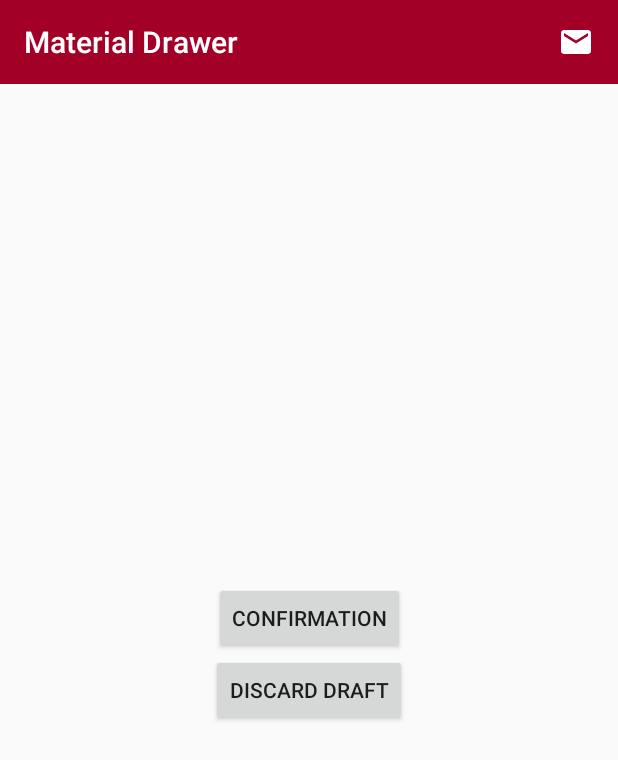
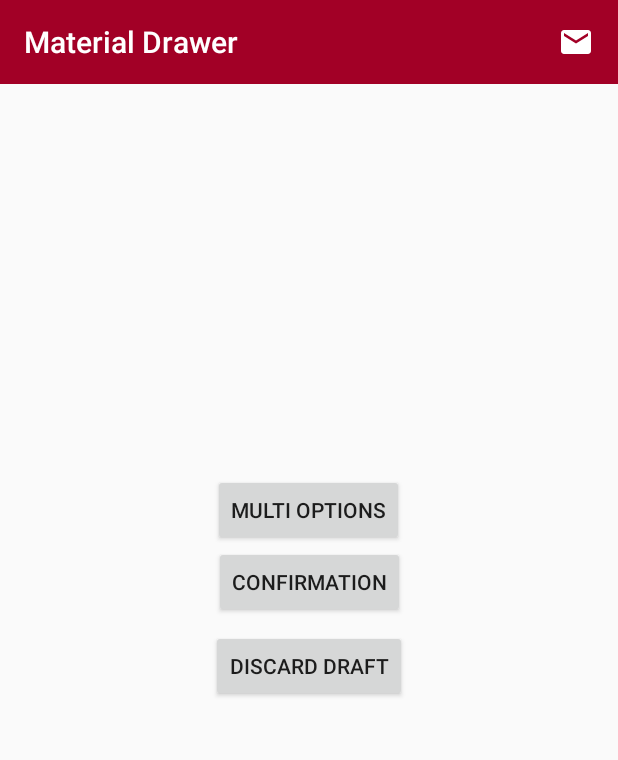
Before and after one commit to esmaeil-ahmadipour/Android_MaterialDesign, an Android app: the FiveActivity screen opened directly, with no data from a screen before it, on a phone screen of 412 x 824 dp. Shown: the top 760 px of the screen. Run offline under Robolectric (Android 15) with nearby library versions, the phone set to English and light mode, and no system bars.

Commit message:
Commit> Add AlertDialog >ConfirmationType> MultiChoiceItems

```diff
--- a/app/src/main/java/ir/ea2/android_materialdesign/FiveActivity.java
+++ b/app/src/main/java/ir/ea2/android_materialdesign/FiveActivity.java
@@ -8,20 +8,22 @@ import android.view.View;
 import android.widget.Button;
 import android.widget.Toast;
 
+import java.util.ArrayList;
+import java.util.List;
+
 import androidx.appcompat.app.AlertDialog;
 import androidx.appcompat.app.AppCompatActivity;
 import androidx.appcompat.widget.Toolbar;
 
 public class FiveActivity extends AppCompatActivity {
     private Toolbar toolbar;
-    private AlertDialog alertDialogDiscard;
-    private AlertDialog.Builder builderDiscard;
-    private AlertDialog alertDialogConfirmation;
-    private AlertDialog.Builder builderConfirmation;
-    private Button btnDiscard;
-    private Button btnConfirmation;
-    private String[] playersList = {"None", "Messi", "Salah", "CR7"};
+    private AlertDialog alertDialogDiscard, alertDialogConfirmation, alertDialogMultiOptions;
+    private AlertDialog.Builder builderDiscard, builderConfirmation, builderMultiOptions;
+    private Button btnDiscard, btnConfirmation, btnMultiOptions;
+    private String[] playersList = {"Daei", "Messi", "Salah", "CR7"};
     Context context = this;
+    private List<String> selectedPlayers = new ArrayList<>();
+    private String selectedPlayersString="";
 
     @Override
     protected void onCreate(Bundle savedInstanceState) {
@@ -32,10 +34,18 @@ public class FiveActivity extends AppCompatActivity {
         setupListeners();
         setupAlertDialogDiscard();
         setupAlertDialogConfirmation();
+        setupAlertDialogMultiOptions();
 
     }
 
     private void setupListeners() {
+        btnMultiOptions.setOnClickListener(new View.OnClickListener() {
+            @Override
+            public void onClick(View v) {
+                showAlertDialogMultiOptions();
+            }
+        });
+
         btnConfirmation.setOnClickListener(new View.OnClickListener() {
             @Override
             public void onClick(View v) {
@@ -64,14 +74,16 @@ public class FiveActivity extends AppCompatActivity {
         builderConfirmation.setPositiveButton(getResources().getString(R.string.alert_pBtn_confirmation), new DialogInterface.OnClickListener() {
             @Override
             public void onClick(DialogInterface dialog, int which) {
-                Toast.makeText(context, (playersList[which+1]+" is "+getResources().getString(R.string.alert_pBtn_confirmation)), Toast.LENGTH_SHORT).show();
+                Toast.makeText(context, (playersList[which + 1] + " is " + getResources().getString(R.string.alert_pBtn_confirmation)), Toast.LENGTH_SHORT)
+                        .show();
             }
         });
         //Set Negative Button
         builderConfirmation.setNegativeButton(getResources().getString(R.string.alert_nBtn_confirmation), new DialogInterface.OnClickListener() {
             @Override
             public void onClick(DialogInterface dialog, int which) {
-                Toast.makeText(context, getResources().getString(R.string.alert_nBtn_confirmation), Toast.LENGTH_SHORT).show();
+                Toast.makeText(context, getResources().getString(R.string.alert_nBtn_confirmation), Toast.LENGTH_SHORT)
+                        .show();
             }
         });
         alertDialogConfirmation = builderConfirmation.create();
@@ -113,9 +125,63 @@ public class FiveActivity extends AppCompatActivity {
         alertDialogDiscard.show();
     }
 
+    private void setupAlertDialogMultiOptions() {
+        builderMultiOptions = new AlertDialog.Builder(context);
+        builderMultiOptions.setTitle(getResources().getString(R.string.alert_btn_confirmation_title));
+        builderMultiOptions.setMultiChoiceItems(playersList, null, new DialogInterface.OnMultiChoiceClickListener() {
+            @Override
+            public void onClick(DialogInterface dialog, int which, boolean isChecked) {
+
+                if (isChecked) {
+                    selectedPlayers.add(playersList[which]);
+                } else {
+                    if(selectedPlayers.contains(playersList[which])){
+                        selectedPlayers.remove(selectedPlayers.indexOf(playersList[which]));
+                    }
+                }
+            }
+        });
+        //Set Positive Button
+        builderMultiOptions.setPositiveButton(getResources().getString(R.string.alert_pBtn_confirmation), new DialogInterface.OnClickListener() {
+
+            @Override
+            public void onClick(DialogInterface dialog, int which) {
+                if(selectedPlayers.size()>0){
+                    for (String selectedPlayer : selectedPlayers) {
+                        selectedPlayersString+=(selectedPlayer+" ");
+                    }
+                    Toast.makeText(context, selectedPlayersString, Toast.LENGTH_SHORT).show();
+                    selectedPlayersString="";
+                }
+                else{
+                    Toast.makeText(context, selectedPlayersString, Toast.LENGTH_SHORT).show();
+                }
+
+            }
+        })
+                .setNegativeButton(getResources().getString(R.string.alert_nBtn_confirmation), new DialogInterface.OnClickListener() {
+                    @Override
+                    public void onClick(DialogInterface dialog, int which) {
+                        Toast.makeText(context, getResources().getString(R.string.alert_nBtn_confirmation), Toast.LENGTH_SHORT)
+                                .show();
+                    }
+                });
+        //Set Negative Button
+        alertDialogMultiOptions = builderMultiOptions.create();
+        //Tap any Where Not Dismiss AlertDialog , Just on AlertDialogsButtons .
+        alertDialogMultiOptions.setCancelable(false);
+
+    }
+
+    private void showAlertDialogMultiOptions() {
+        alertDialogMultiOptions.show();
+    }
+
     private void setupViews() {
         btnDiscard = findViewById(R.id.ac_five_btn_discard);
         btnConfirmation = findViewById(R.id.ac_five_btn_confirmation);
+        btnMultiOptions = findViewById(R.id.ac_five_btn_multi_options);
+
     }
 
     private void setupToolbar() {
--- a/app/src/main/res/layout/activity_five.xml
+++ b/app/src/main/res/layout/activity_five.xml
@@ -28,10 +28,24 @@
         android:id="@+id/ac_five_btn_confirmation"
         android:layout_width="wrap_content"
         android:layout_height="wrap_content"
+        android:layout_marginTop="8dp"
+        android:layout_marginBottom="8dp"
         android:text="@string/alert_btn_confirmation_title"
-        app:layout_constraintBottom_toBottomOf="parent"
+        app:layout_constraintBottom_toTopOf="@+id/ac_five_btn_discard"
         app:layout_constraintEnd_toEndOf="parent"
         app:layout_constraintStart_toStartOf="parent"
-        app:layout_constraintTop_toTopOf="@+id/ac_four_toolbar" />
+        app:layout_constraintTop_toBottomOf="@+id/ac_five_btn_discard" />
+
+    <Button
+        android:id="@+id/ac_five_btn_multi_options"
+        android:layout_width="wrap_content"
+        android:layout_height="wrap_content"
+        android:text="@string/alert_btn_multi_options_title"
+        app:layout_constraintBottom_toTopOf="@+id/ac_five_btn_confirmation"
+        app:layout_constraintEnd_toEndOf="parent"
+        app:layout_constraintHorizontal_bias="0.498"
+        app:layout_constraintStart_toStartOf="parent"
+        app:layout_constraintTop_toBottomOf="@+id/ac_four_toolbar"
+        app:layout_constraintVertical_bias="1.0" />
 
 </androidx.constraintlayout.widget.ConstraintLayout>
--- a/app/src/main/res/values/strings.xml
+++ b/app/src/main/res/values/strings.xml
@@ -30,6 +30,7 @@
     <string name="main_rdBtn_activity4">Activity 4</string>
     <string name="alert_btn_discard_title">Discard Draft</string>
     <string name="alert_btn_confirmation_title">Confirmation</string>
+    <string name="alert_btn_multi_options_title">Multi Options</string>
     <string name="alert_pBtn_discard">Discard</string>
     <string name="alert_nBtn_discard">Cancel</string>
     <string name="alert_pBtn_confirmation">Confirm</string>
```
